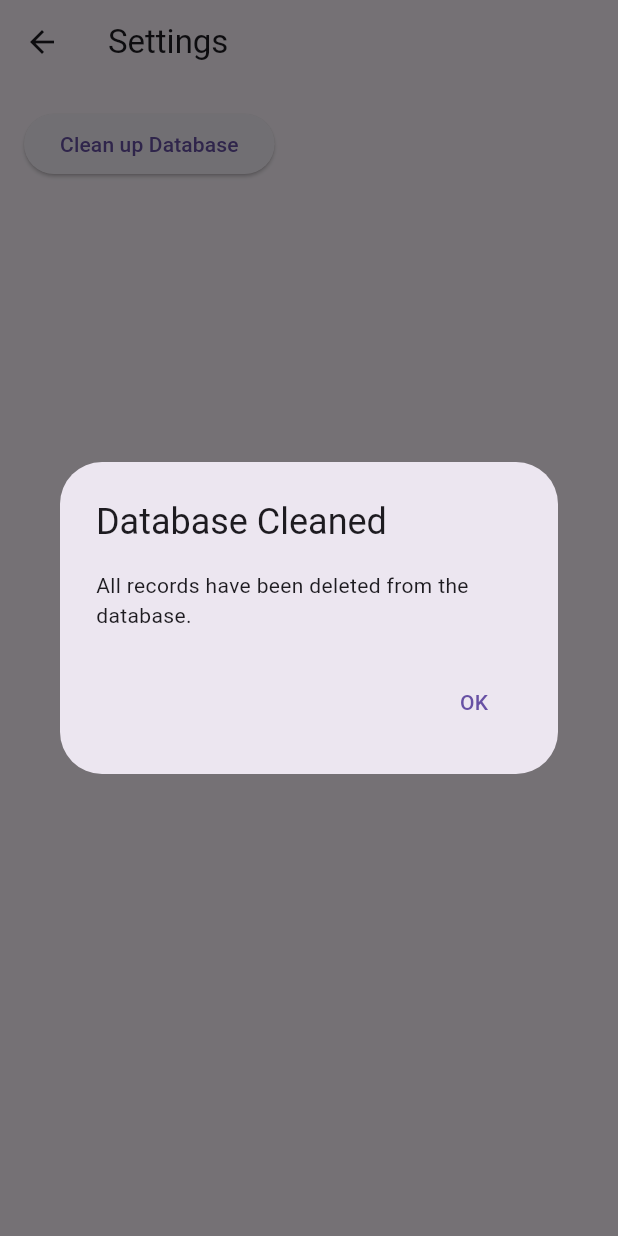
After one commit to Rensykes/travelcompanion, a Flutter app: the SettingsScreen screen opened directly, after a tap on "Clean up Database", on a phone screen of 412 x 824 dp. The commit adds this screen. Run offline on Flutter 3.47's test engine with Material 3 defaults, Android fonts, the phone set to English and light mode, and no system bars; our stand-ins replace drift, geocoding, geolocator; missing offline and left inert: country_flags, workmanager; accounts and stored records are empty; generated files the repository leaves out were written again.

Commit message:
settings + cleanup db

```diff
--- a/lib/screens/home_screen.dart
+++ b/lib/screens/home_screen.dart
@@ -6,6 +6,7 @@ import 'logs_screen.dart';
 import '../services/location_service.dart';
 import '../repositories/country_visits.dart';
 import '../repositories/location_logs.dart';
+import 'settings_screen.dart';  // Import the SettingsScreen
 
 class HomeScreen extends StatefulWidget {
   const HomeScreen({super.key});
@@ -35,6 +36,7 @@ class _HomeScreenState extends State<HomeScreen> {
       _countryService = CountryVisitsRepository(database);
       _logService = LocationLogsRepository(database);
 
+      // Check if mounted before updating the state
       if (mounted) {
         setState(() {
           isLoading = false;
@@ -56,16 +58,14 @@ class _HomeScreenState extends State<HomeScreen> {
     try {
       String? country = await LocationService.getCurrentCountry();
       if (country != null && mounted) {
-        // Use instance methods instead of static methods
         await _countryService.saveCountryVisit(country);
         await _logService.logEntry(status: 'success', countryCode: country);
 
-        // Show alert dialog with country info
+        // Check if mounted before showing dialog
         if (mounted) {
           showDialog(
             context: context,
-            builder:
-                (context) => AlertDialog(
+            builder: (context) => AlertDialog(
               title: const Text("Location Retrieved"),
               content: Text("You are currently in: $country"),
               actions: [
@@ -83,12 +83,14 @@ class _HomeScreenState extends State<HomeScreen> {
     } catch (e) {
       await _logService.logEntry(status: 'error');
 
+      // Ensure widget is mounted before showing SnackBar
       if (mounted) {
         ScaffoldMessenger.of(context).showSnackBar(
           SnackBar(content: Text('Error adding country: ${e.toString()}')),
         );
       }
     } finally {
+      // Only update state if mounted
       if (mounted) {
         setState(() {
           _isFetchingLocation = false; // Stop loading
@@ -112,6 +114,23 @@ class _HomeScreenState extends State<HomeScreen> {
     ];
 
     return Scaffold(
+      appBar: AppBar(
+        title: const Text('Home'),
+        actions: [
+          IconButton(
+            icon: const Icon(Icons.settings),
+            onPressed: () {
+              // Navigate to the settings screen when the button is pressed
+              Navigator.push(
+                context,
+                MaterialPageRoute(
+                  builder: (context) => SettingsScreen(database: database),
+                ),
+              );
+            },
+          ),
+        ],
+      ),
       body: SafeArea(
         child: IndexedStack(index: _selectedIndex, children: screens),
       ),
@@ -134,7 +153,7 @@ class _HomeScreenState extends State<HomeScreen> {
             _isFetchingLocation
                 ? const CircularProgressIndicator(
                   color: Colors.white,
-                ) // Show loading
+                )
                 : const Icon(Icons.add_location),
       ),
     );
--- /dev/null
+++ b/lib/screens/settings_screen.dart
@@ -0,0 +1,64 @@
+import 'package:flutter/material.dart';
+import '../database/database.dart';
+import 'dart:developer';
+
+class SettingsScreen extends StatelessWidget {
+  final AppDatabase database;
+
+  const SettingsScreen({super.key, required this.database});
+
+  @override
+  Widget build(BuildContext context) {
+    return Scaffold(
+      appBar: AppBar(title: const Text('Settings')),
+      body: Padding(
+        padding: const EdgeInsets.all(16.0),
+        child: Column(
+          children: [
+            ElevatedButton(
+              onPressed: () async {
+                // Call the cleanup function when the button is pressed
+                await _cleanupDatabase(context);
+              },
+              child: const Text('Clean up Database'),
+            ),
+          ],
+        ),
+      ),
+    );
+  }
+
+  Future<void> _cleanupDatabase(BuildContext context) async {
+    try {
+      // Delete all rows from all tables (simplified)
+      await database.delete(database.countryVisits).go();
+      await database.delete(database.locationLogs).go();
+      await database.delete(database.logCountryRelations).go();
+      log('Database cleaned up successfully');
+
+      // Check if the widget is still mounted before showing the dialog
+      if (context.mounted) {
+        showDialog(
+          context: context,
+          builder: (context) => AlertDialog(
+            title: const Text('Database Cleaned'),
+            content: const Text('All records have been deleted from the database.'),
+            actions: [
+              TextButton(
+                onPressed: () => Navigator.of(context).pop(),
+                child: const Text("OK"),
+              ),
+            ],
+          ),
+        );
+      }
+    } catch (e) {
+      log('Error cleaning up database: $e');
+      if (context.mounted) {
+        ScaffoldMessenger.of(context).showSnackBar(
+          SnackBar(content: Text('Error cleaning database: ${e.toString()}')),
+        );
+      }
+    }
+  }
+}
```
Lines whose indentation alone changed are shown as unchanged.
